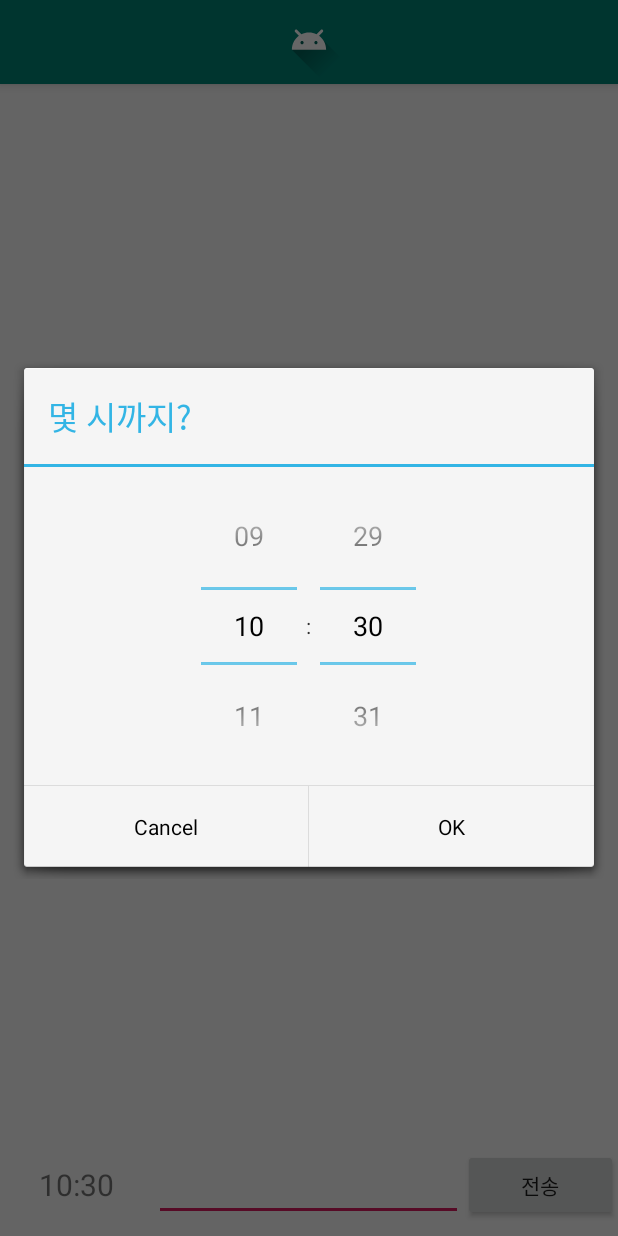
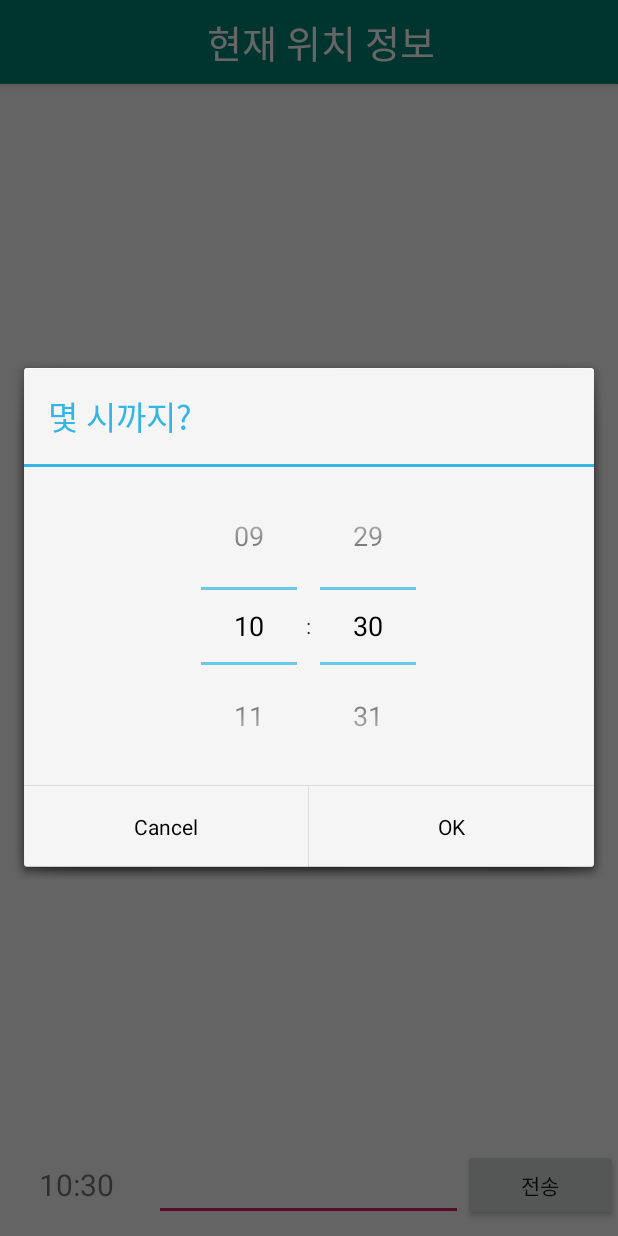
Before and after one commit to openhack-twix/Tmate, an Android app: the MainActivity screen opened directly, with no data from a screen before it, after a tap on "10", on a phone screen of 412 x 824 dp. Run offline under Robolectric (Android 15) with nearby library versions, the phone set to English and light mode, and no system bars.

Commit message:
Set temporary logo. Implement function setTimeTextView

```diff
--- a/app/src/main/java/com/example/tmate/MainActivity.java
+++ b/app/src/main/java/com/example/tmate/MainActivity.java
@@ -56,9 +56,17 @@ public class MainActivity extends AppCompatActivity {
 
         targetHour = targetCalendar.get(Calendar.HOUR_OF_DAY);
         targetMinutes = targetCalendar.get(Calendar.MINUTE);
+        setTimeTextView(targetHour, targetMinutes);
+
+    }
+
+    public void setTimeTextView(int targetHour, int targetMinutes) {
         tvHour.setText(String.valueOf(targetHour));
+        if (targetMinutes < 10) {
+            tvMinutes.setText("0" + targetMinutes);
+            return;
+        }
         tvMinutes.setText(String.valueOf(targetMinutes));
-
     }
 
     public class MainButtonClickListener implements View.OnClickListener {
@@ -78,8 +86,7 @@ public class MainActivity extends AppCompatActivity {
                             if (view.isShown()) {
                                 targetHour = hourOfDay;
                                 targetMinutes = minute;
-                                tvHour.setText(String.valueOf(targetHour));
-                                tvMinutes.setText(String.valueOf(targetMinutes));
+                                setTimeTextView(targetHour, targetMinutes);
                             }
                         }
                     };
--- a/app/src/main/res/layout/activity_main.xml
+++ b/app/src/main/res/layout/activity_main.xml
@@ -18,27 +18,28 @@
         app:layout_constraintTop_toTopOf="parent"
         app:popupTheme="@style/ThemeOverlay.AppCompat.Light">
 
+        <!--
         <ImageView
             android:id="@+id/main_iv_toolbarLogo"
             android:layout_width="wrap_content"
             android:layout_height="wrap_content"
             android:layout_gravity="center"
-            android:src="@drawable/ic_launcher_foreground" />
+            android:src="@drawable/logo1" />
+        -->
+
+        <TextView
+            android:id="@+id/main_tv_toolbarTitle"
+            android:layout_width="match_parent"
+            android:layout_height="match_parent"
+            android:gravity="center"
+            android:text="@string/toolbar_title"
+            android:textAlignment="center"
+            android:textColor="@color/white"
+            android:textSize="25sp" />
 
 
     </android.support.v7.widget.Toolbar>
 
-
-    <!--
-    <fragment
-        android:id="@+id/main_frameLayout_googleMap"
-        android:layout_width="match_parent"
-        android:layout_height="wrap_content"
-
-        class="com.google.android.gms.maps.MapFragment"
-
-    />
-    -->
 
     <FrameLayout
         android:layout_width="match_parent"
@@ -49,17 +50,6 @@
 
     </FrameLayout>
 
-
-    <!--
-
-        <android.support.design.widget.FloatingActionButton
-            android:id="@+id/main_fab"
-            android:layout_width="wrap_content"
-            android:layout_height="wrap_content"
-            android:layout_gravity="end|bottom"
-            android:layout_margin="16dp"
-            android:src="@drawable/ic_launcher_foreground" />
-    -->
 
     <LinearLayout
         android:id="@+id/main_linearLayout_bottomBar"
--- a/app/src/main/res/values/colors.xml
+++ b/app/src/main/res/values/colors.xml
@@ -4,5 +4,7 @@
     <color name="colorPrimaryDark">#00574B</color>
     <color name="colorAccent">#D81B60</color>
     <color name="black">#000000</color>
+    <color name="white">#FFFFFF</color>
     <color name="light_gray">#D3D3D3</color>
+    <color name="transparent">#00000000</color>
 </resources>
--- a/app/src/main/res/values/strings.xml
+++ b/app/src/main/res/values/strings.xml
@@ -1,5 +1,6 @@
 <resources>
     <string name="app_name">Tmate</string>
     <string name="edit_hint">메시지를 입력하세요</string>
+    <string name="toolbar_title">현재 위치 정보</string>
 
 </resources>
```
Also changed, not shown: app/src/main/res/layout/activity_login.xml (+19 -18 lines), app/src/main/res/drawable/logo1.png (added), app/src/main/res/drawable/logo2.png (added), app/src/main/res/drawable/logo3.png (added), app/src/main/res/drawable/logo4.png (added).
